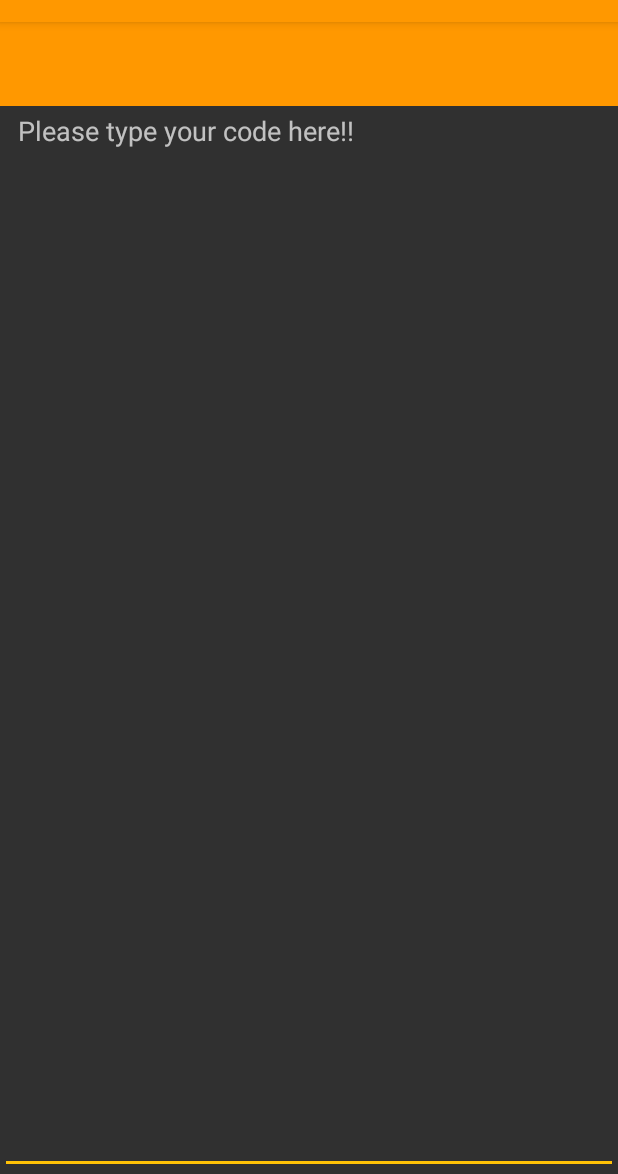
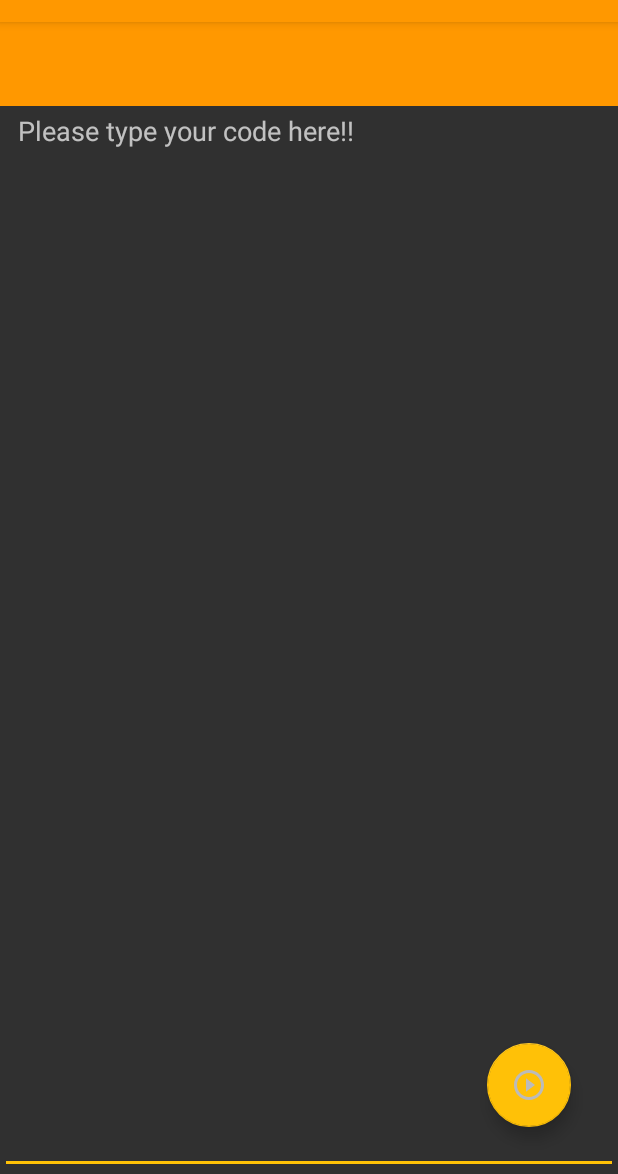
Before and after one commit to mayankmahavar111/Drioditor, an Android app: the EditCodeActivity screen opened directly, with no data from a screen before it, on a phone screen of 412 x 824 dp, the part 62-1236 px from its top. Run offline under Robolectric (Android 15) with nearby library versions, the light colour scheme and no system bars; our stand-ins replace Room's generated code; 1 statement that could not run was skipped.

Commit message:
run button
id: compile

```diff
--- /dev/null
+++ b/Drioditor/app/src/main/res/drawable/ic_play_circle_outline_black_24dp.xml
@@ -0,0 +1,5 @@
+<vector android:height="24dp" android:tint="#BBBBBB"
+    android:viewportHeight="24.0" android:viewportWidth="24.0"
+    android:width="24dp" xmlns:android="http://schemas.android.com/apk/res/android">
+    <path android:fillColor="#FF000000" android:pathData="M10,16.5l6,-4.5 -6,-4.5v9zM12,2C6.48,2 2,6.48 2,12s4.48,10 10,10 10,-4.48 10,-10S17.52,2 12,2zM12,20c-4.41,0 -8,-3.59 -8,-8s3.59,-8 8,-8 8,3.59 8,8 -3.59,8 -8,8z"/>
+</vector>
--- a/Drioditor/app/src/main/res/layout/activity_edit_code.xml
+++ b/Drioditor/app/src/main/res/layout/activity_edit_code.xml
@@ -31,4 +31,16 @@
             android:paddingStart="12dp"
             android:paddingTop="4dp"
             />
+
+        <android.support.design.widget.FloatingActionButton
+            android:id="@+id/compile"
+            android:layout_width="wrap_content"
+            android:layout_height="wrap_content"
+            android:layout_alignParentEnd="true"
+            android:layout_alignParentBottom="true"
+            android:layout_gravity="bottom|end"
+            android:layout_marginEnd="31dp"
+            android:layout_marginBottom="31dp"
+            android:src="@drawable/ic_play_circle_outline_black_24dp" />
+
 </RelativeLayout>
```
